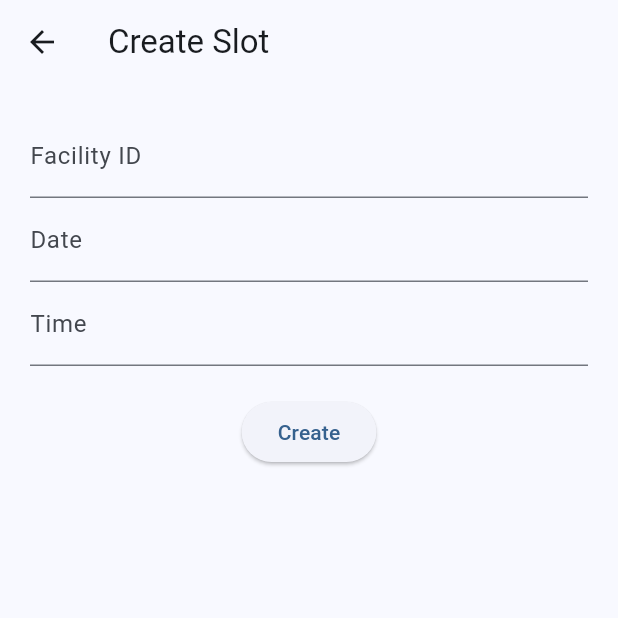
After one commit to D4C-WOU/Easible, a Flutter app: the CreateSlotScreen screen opened by its route, on a phone screen of 412 x 824 dp, the top half of it. The commit adds this screen. Run offline on Flutter 3.47's test engine with Material 3 defaults, Android fonts, the phone set to English and light mode, and no system bars; our stand-ins replace flutter_secure_storage, geolocator, go_router, jwt_decoder; accounts and stored records are empty; network calls fail.

Commit message:
Sprint 6: Implemented Slot Engine with admin slot creation and user slot viewing

```diff
--- /dev/null
+++ b/frontend/lib/features/admin/create_slot_screen.dart
@@ -0,0 +1,53 @@
+import 'package:flutter/material.dart';
+import '../../services/slot_service.dart';
+
+class CreateSlotScreen extends StatefulWidget {
+  @override
+  State<CreateSlotScreen> createState() => _CreateSlotScreenState();
+}
+
+class _CreateSlotScreenState extends State<CreateSlotScreen> {
+  final facilityCtrl = TextEditingController();
+  final dateCtrl = TextEditingController();
+  final timeCtrl = TextEditingController();
+
+  void createSlot() async {
+    await SlotService.createSlot({
+      "facility_id": int.parse(facilityCtrl.text),
+      "date": dateCtrl.text,
+      "time": timeCtrl.text,
+    });
+
+    ScaffoldMessenger.of(
+      context,
+    ).showSnackBar(const SnackBar(content: Text("Slot Created")));
+  }
+
+  @override
+  Widget build(BuildContext context) {
+    return Scaffold(
+      appBar: AppBar(title: const Text("Create Slot")),
+      body: Padding(
+        padding: const EdgeInsets.all(20),
+        child: Column(
+          children: [
+            TextField(
+              controller: facilityCtrl,
+              decoration: const InputDecoration(labelText: "Facility ID"),
+            ),
+            TextField(
+              controller: dateCtrl,
+              decoration: const InputDecoration(labelText: "Date"),
+            ),
+            TextField(
+              controller: timeCtrl,
+              decoration: const InputDecoration(labelText: "Time"),
+            ),
+            const SizedBox(height: 20),
+            ElevatedButton(onPressed: createSlot, child: const Text("Create")),
+          ],
+        ),
+      ),
+    );
+  }
+}
--- a/frontend/lib/routes/app_router.dart
+++ b/frontend/lib/routes/app_router.dart
@@ -5,14 +5,31 @@ import '../features/auth/signup_screen.dart';
 import '../features/home/home_screen.dart';
 import '../features/panic/panic_screen.dart';
 import '../features/admin/admin_dashboard.dart';
+import '../features/booking/slot_list_screen.dart';
+import '../features/admin/create_slot_screen.dart';
 
 final GoRouter router = GoRouter(
   initialLocation: '/login', // or wherever you want
   routes: [
     GoRoute(path: '/', builder: (context, state) => HomeScreen()),
     GoRoute(path: '/login', builder: (context, state) => LoginScreen()),
-    GoRoute(path: '/home', builder: (context, state) => HomeScreen()),
+    GoRoute(
+      path: "/home",
+      builder: (_, __) => HomeScreen(),
+      routes: [
+        GoRoute(
+          path: "slots", // 👈 no slash
+          builder: (_, __) => SlotListScreen(),
+        ),
+      ],
+    ),
     GoRoute(path: '/panic', builder: (context, state) => PanicScreen()),
-    GoRoute(path: '/admin', builder: (context, state) => AdminDashboard()),
+    GoRoute(
+      path: "/admin",
+      builder: (_, __) => AdminDashboard(),
+      routes: [
+        GoRoute(path: "create-slot", builder: (_, __) => CreateSlotScreen()),
+      ],
+    ),
   ],
 );
--- /dev/null
+++ b/frontend/lib/services/slot_service.dart
@@ -0,0 +1,11 @@
+import '../services/api_service.dart';
+
+class SlotService {
+  static Future<List<dynamic>> getSlots() async {
+    return await ApiService.get("/slots/");
+  }
+
+  static Future<void> createSlot(Map<String, dynamic> data) async {
+    await ApiService.postWithAuth("/slots/create", data);
+  }
+}
```
Also changed, not shown: frontend/lib/features/booking/slot_list_screen.dart (added, +47 -0 lines), 5 other files.
